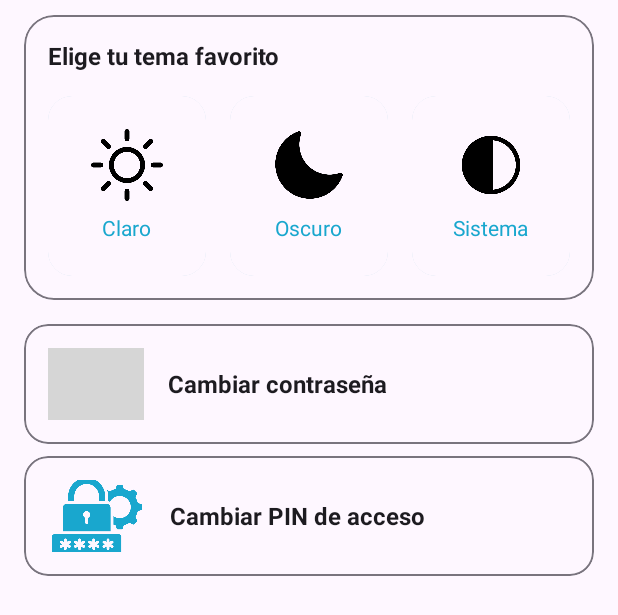
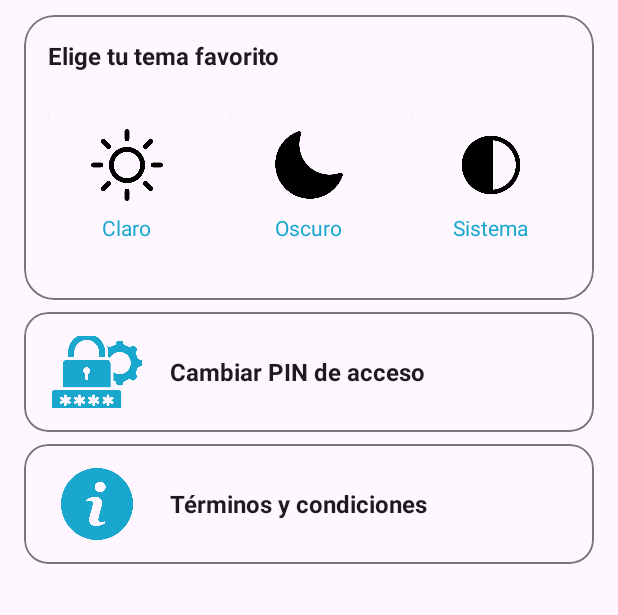
Before and after one commit to RaquelVentura/SmartHouse, an Android app: the layout fragment_configuracion.xml on its own in the app's theme, with its tools: preview values and no code run, on a phone screen of 412 x 824 dp. Shown: the top 615 px of the screen. Run offline under Robolectric (Android 15) with nearby library versions, the phone set to English and light mode, and no system bars; grey boxes are pictures that could not be loaded.

Commit message:
feat: implementacion del btn Terminos y condiciones, y cambio de pin

```diff
--- a/app/src/main/java/com/example/smarthouse/ui/views/fragments/CambioPinFragment.java
+++ b/app/src/main/java/com/example/smarthouse/ui/views/dialogs/CambioPinFragment.java
@@ -1,4 +1,4 @@
-package com.example.smarthouse.ui.views.fragments;
+package com.example.smarthouse.ui.views.dialogs;
 
 import android.os.Bundle;
 import android.text.TextUtils;
--- a/app/src/main/res/layout/fragment_cambio_pin.xml
+++ b/app/src/main/res/layout/fragment_cambio_pin.xml
@@ -5,7 +5,7 @@
     android:layout_width="match_parent"
     android:layout_height="wrap_content"
     android:padding="20dp"
-    tools:context=".ui.views.fragments.CambioPinFragment">
+    tools:context=".ui.views.dialogs.CambioPinFragment">
 
     <com.google.android.material.textfield.TextInputEditText
         android:id="@+id/edtPinActual"
--- a/app/src/main/res/layout/fragment_configuracion.xml
+++ b/app/src/main/res/layout/fragment_configuracion.xml
@@ -2,11 +2,13 @@
 <androidx.constraintlayout.widget.ConstraintLayout
     xmlns:android="http://schemas.android.com/apk/res/android"
     xmlns:app="http://schemas.android.com/apk/res-auto"
+    xmlns:tools="http://schemas.android.com/tools"
     android:layout_width="match_parent"
     android:layout_height="match_parent"
     android:background="?attr/colorSurface"
     android:paddingTop="10dp"
-    android:paddingHorizontal="16dp">
+    android:paddingHorizontal="16dp"
+    tools:context=".ui.views.fragments.ConfiguracionFragment">
 
     <com.google.android.material.card.MaterialCardView
         android:id="@+id/cardDarkMode"
@@ -14,11 +16,11 @@
         android:layout_height="wrap_content"
         app:cardCornerRadius="20dp"
         app:cardElevation="0dp"
-        app:layout_constraintEnd_toEndOf="parent"
+        app:strokeColor="?attr/colorOutline"
+        app:strokeWidth="1dp"
+        app:layout_constraintTop_toTopOf="parent"
         app:layout_constraintStart_toStartOf="parent"
-        app:layout_constraintTop_toTopOf="parent"
-        app:strokeColor="?attr/colorOutline"
-        app:strokeWidth="1dp">
+        app:layout_constraintEnd_toEndOf="parent">
 
         <LinearLayout
             android:layout_width="match_parent"
@@ -48,7 +50,6 @@
                     android:layout_width="0dp"
                     android:layout_height="120dp"
                     android:layout_weight="1"
-
                     app:cardCornerRadius="16dp"
                     app:cardElevation="0dp">
 
@@ -63,7 +64,7 @@
                         <ImageView
                             android:layout_width="48dp"
                             android:layout_height="48dp"
-                            android:src="@drawable/sun"/>
+                            android:src="@drawable/sun" />
 
                         <TextView
                             android:layout_width="wrap_content"
@@ -84,10 +85,9 @@
                     android:layout_width="0dp"
                     android:layout_height="120dp"
                     android:layout_weight="1"
-                    android:foreground="?attr/selectableItemBackgroundBorderless"
+                    android:layout_marginHorizontal="8dp"
                     app:cardCornerRadius="16dp"
-                    app:cardElevation="0dp"
-                    android:layout_marginHorizontal="8dp">
+                    app:cardElevation="0dp">
 
                     <LinearLayout
                         android:layout_width="match_parent"
@@ -121,7 +121,6 @@
                     android:layout_width="0dp"
                     android:layout_height="120dp"
                     android:layout_weight="1"
-                    android:foreground="?attr/selectableItemBackgroundBorderless"
                     app:cardCornerRadius="16dp"
                     app:cardElevation="0dp">
 
@@ -136,8 +135,7 @@
                         <ImageView
                             android:layout_width="48dp"
                             android:layout_height="48dp"
-                            android:src="@drawable/night_mode"
-                          />
+                            android:src="@drawable/night_mode" />
 
                         <TextView
                             android:layout_width="wrap_content"
@@ -153,54 +151,17 @@
     </com.google.android.material.card.MaterialCardView>
 
     <com.google.android.material.card.MaterialCardView
-        android:id="@+id/cardContrasena"
+        android:id="@+id/cardCambiarPin"
         android:layout_width="0dp"
         android:layout_height="80dp"
-        android:foreground="?attr/selectableItemBackgroundBorderless"
+        android:layout_marginTop="8dp"
         app:cardCornerRadius="16dp"
         app:strokeColor="?attr/colorOutline"
         app:strokeWidth="1dp"
+        app:cardBackgroundColor="?attr/colorSurface"
         app:layout_constraintTop_toBottomOf="@id/cardDarkMode"
         app:layout_constraintStart_toStartOf="parent"
-        app:layout_constraintEnd_toEndOf="parent"
-        android:layout_marginTop="16dp">
-
-        <LinearLayout
-            android:layout_width="match_parent"
-            android:layout_height="match_parent"
-            android:orientation="horizontal"
-            android:gravity="center_vertical"
-            android:padding="16dp">
-
-            <ImageView
-                android:layout_width="64dp"
-                android:layout_height="57dp"
-                android:src="@drawable/ic_password"
-                app:tint="?attr/colorPrimary" />
-
-            <TextView
-                android:id="@+id/btnCambiarContrasena"
-                android:layout_width="match_parent"
-                android:layout_height="wrap_content"
-                android:text="Cambiar contraseña"
-                android:textSize="16sp"
-                android:textColor="?attr/colorOnSurface"
-                android:layout_marginStart="16dp"
-                android:textStyle="bold"/>
-        </LinearLayout>
-    </com.google.android.material.card.MaterialCardView>
-
-    <com.google.android.material.card.MaterialCardView
-        android:layout_width="0dp"
-        android:layout_height="80dp"
-        app:cardBackgroundColor="?attr/colorSurface"
-        app:cardCornerRadius="16dp"
-        app:strokeColor="?attr/colorOutline"
-        app:strokeWidth="1dp"
-        app:layout_constraintTop_toBottomOf="@id/cardContrasena"
-        app:layout_constraintStart_toStartOf="parent"
-        app:layout_constraintEnd_toEndOf="parent"
-        android:layout_marginTop="8dp">
+        app:layout_constraintEnd_toEndOf="parent">
 
         <LinearLayout
             android:layout_width="match_parent"
@@ -226,4 +187,43 @@
                 android:textStyle="bold" />
         </LinearLayout>
     </com.google.android.material.card.MaterialCardView>
+
+    <com.google.android.material.card.MaterialCardView
+        android:id="@+id/cardTerminos"
+        android:layout_width="0dp"
+        android:layout_height="80dp"
+        android:layout_marginTop="8dp"
+        app:cardBackgroundColor="?attr/colorSurface"
+        app:cardCornerRadius="16dp"
+        app:layout_constraintEnd_toEndOf="parent"
+        app:layout_constraintStart_toStartOf="parent"
+        app:layout_constraintTop_toBottomOf="@id/cardCambiarPin"
+        app:strokeColor="?attr/colorOutline"
+        app:strokeWidth="1dp">
+
+        <LinearLayout
+            android:layout_width="match_parent"
+            android:layout_height="match_parent"
+            android:gravity="center_vertical"
+            android:orientation="horizontal"
+            android:padding="16dp">
+
+            <ImageView
+                android:layout_width="65dp"
+                android:layout_height="wrap_content"
+                android:src="@drawable/information_button"
+                app:tint="?attr/colorPrimary" />
+
+            <TextView
+                android:id="@+id/btnTerminosYCondiciones"
+                android:layout_width="match_parent"
+                android:layout_height="wrap_content"
+                android:layout_marginStart="16dp"
+                android:text="Términos y condiciones"
+                android:textColor="?attr/colorOnSurface"
+                android:textSize="16sp"
+                android:textStyle="bold" />
+        </LinearLayout>
+    </com.google.android.material.card.MaterialCardView>
+
 </androidx.constraintlayout.widget.ConstraintLayout>
```
Also changed, not shown: app/src/main/java/com/example/smarthouse/ui/views/dialogs/TerminosYCondicionesFragment.java (added, +42 -0 lines), app/src/main/java/com/example/smarthouse/ui/views/fragments/ConfiguracionFragment.java (+12 -8 lines), app/src/main/res/layout/fragment_terminos_y_condiciones.xml (added, +60 -0 lines), app/src/main/res/drawable/information_button.png (added).
